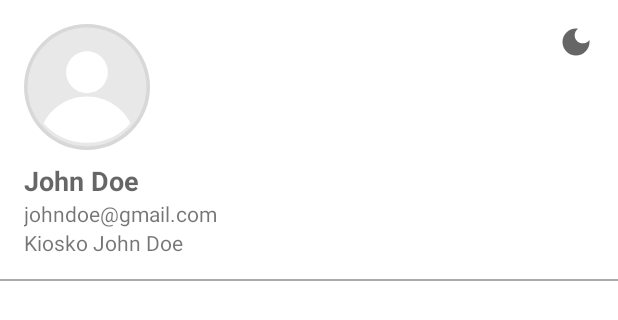
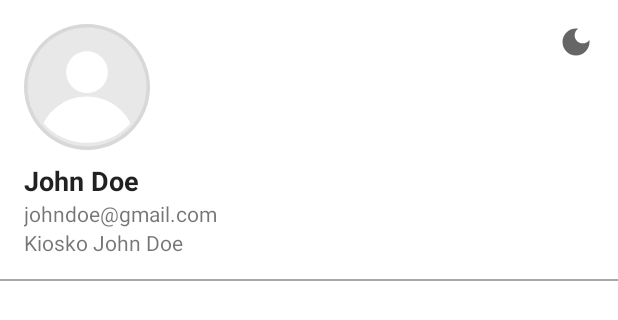
Before and after one commit to rafalesan/credi-kiosko-android, an Android app: the layout navigation_view_header.xml on its own in the app's theme, with its tools: preview values and no code run, on a phone screen of 412 x 824 dp. Shown: the top 320 px of the screen. Run offline under Robolectric (Android 15) with nearby library versions, the phone set to English and light mode, and no system bars.

Commit message:
Use textColorPrimary value for tvUserLogged to work on light and dark theme modes

```diff
--- a/presentation/src/main/res/layout/navigation_view_header.xml
+++ b/presentation/src/main/res/layout/navigation_view_header.xml
@@ -44,6 +44,7 @@
         android:layout_height="wrap_content"
         android:layout_marginTop="@dimen/space_default"
         android:textAppearance="@style/TextAppearance.AppCompat.Medium"
+        android:textColor="?android:textColorPrimary"
         android:textStyle="bold"
         app:layout_constraintBottom_toTopOf="@+id/tvUserEmail"
         app:layout_constraintStart_toStartOf="@+id/borderProfilePhoto"
```
